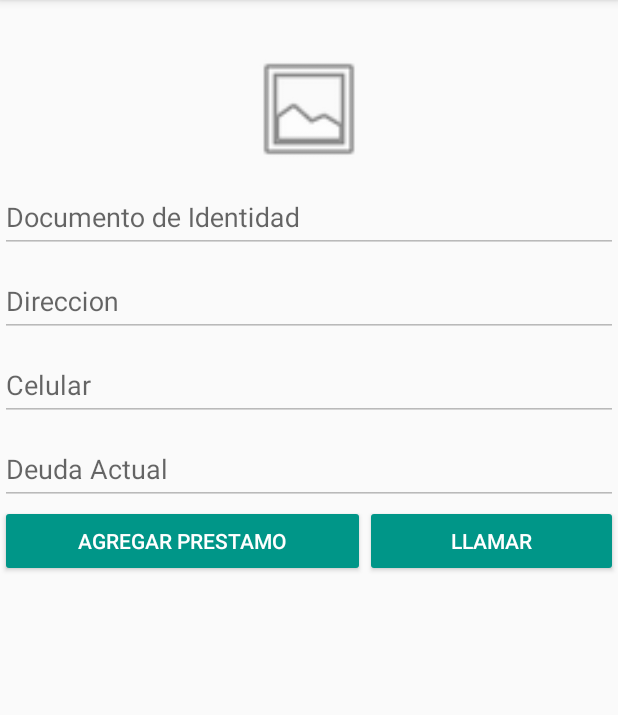
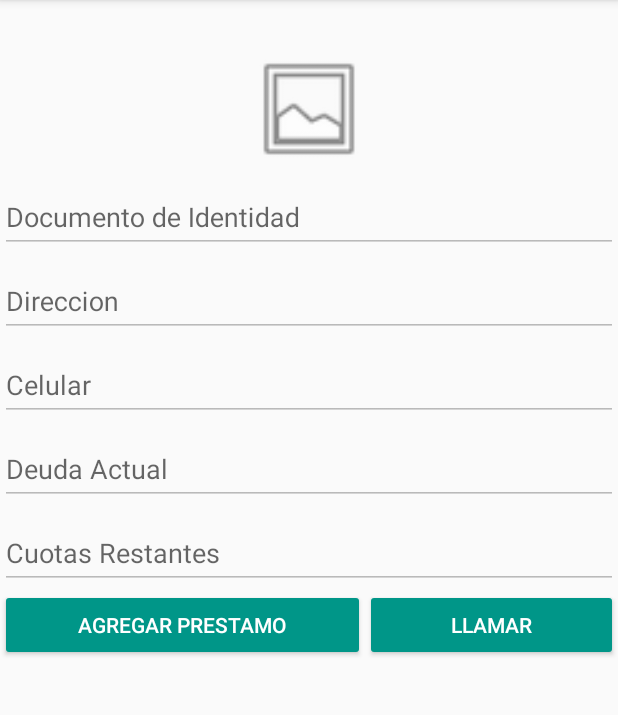
Before and after one commit to aestan1/LenderApp, an Android app: the VerCliente screen opened directly, with no data from a screen before it, on a phone screen of 412 x 824 dp, the part 84-799 px from its top. Run offline under Robolectric (Android 15) with nearby library versions, the phone set to English and light mode, and no system bars; our stand-ins replace Firebase (no records; nobody signed in at launch, a user with empty details on screens opened directly), Picasso; 9 statements that could not run were skipped.

Commit message:
commit antes del menu

```diff
--- a/app/src/main/java/com/example/estan/lenderapp/AdaptadorCliente.java
+++ b/app/src/main/java/com/example/estan/lenderapp/AdaptadorCliente.java
@@ -48,8 +48,7 @@ public class AdaptadorCliente extends RecyclerView.Adapter<AdaptadorCliente.Clie
         }
 
         holder.cedula.setText(c.getCedula());
-        holder.nombre.setText(c.getNombre());
-        holder.apellido.setText(c.getApellido());
+        holder.nombre.setText(c.getApellido()+" "+c.getNombre());
         holder.direccion.setText(c.getDireccion());
         //holder.direccion.setText(c.getPrestamo().getdireccionActual());
 
@@ -70,7 +69,6 @@ public class AdaptadorCliente extends RecyclerView.Adapter<AdaptadorCliente.Clie
         private ImageView foto;
         private TextView cedula;
         private TextView nombre;
-        private TextView apellido;
         private TextView direccion;
 
 
@@ -79,7 +77,6 @@ public class AdaptadorCliente extends RecyclerView.Adapter<AdaptadorCliente.Clie
             foto = (ImageView) item.findViewById(R.id.imgFoto) ;
             cedula = (TextView) item.findViewById(R.id.lblCedula);
             nombre = (TextView) item.findViewById(R.id.lblNombre);
-            apellido = (TextView) item.findViewById(R.id.lblApellido);
             direccion = (TextView) item.findViewById(R.id.lblDeuda);
         }
     }
@@ -88,4 +85,5 @@ public class AdaptadorCliente extends RecyclerView.Adapter<AdaptadorCliente.Clie
         void onClienteClick(Cliente c);
     }
 
+
 }
--- a/app/src/main/java/com/example/estan/lenderapp/Metodos.java
+++ b/app/src/main/java/com/example/estan/lenderapp/Metodos.java
@@ -16,4 +16,6 @@ public class Metodos {
         }
         return false;
     }
+
+
 }
--- a/app/src/main/java/com/example/estan/lenderapp/Principal.java
+++ b/app/src/main/java/com/example/estan/lenderapp/Principal.java
@@ -77,6 +77,10 @@
 
         }
 
+        public void agregarA(View v){
+            setContentView(R.layout.activity_agregar_abono);
+        }
+
 
         @Override
         public void onClienteClick(Cliente c) {
@@ -88,7 +92,9 @@
             b.putString("apellido",c.getApellido());
             b.putString("direccion",c.getDireccion());
             b.putString("celular",c.getCelular());
+            b.putString("sexo", ""+ c.getSexo());
             b.putString("deudaActual", (""+ c.getPrestamo().getDeudaActual()));
+            b.putString("cuotasRestantes", (""+c.getPrestamo().getCuotasRestantes()));
 
 
             i.putExtra("datos",b);
--- a/app/src/main/java/com/example/estan/lenderapp/VerCliente.java
+++ b/app/src/main/java/com/example/estan/lenderapp/VerCliente.java
@@ -29,6 +29,7 @@ public class VerCliente extends AppCompatActivity {
     private EditText txtCelular;
     private EditText txtCedula;
     private EditText txtDeuda;
+    private EditText txtRest;
     private Intent i;
     private Bundle b;
     private StorageReference storageReference;
@@ -38,24 +39,29 @@ public class VerCliente extends AppCompatActivity {
     protected void onCreate(Bundle savedInstanceState) {
         super.onCreate(savedInstanceState);
         setContentView(R.layout.activity_ver_cliente);
-
+        String nombre;
+        String sexo;
         foto = (ImageView) findViewById(R.id.fotoModificar);
         txtCedula = (EditText) findViewById(R.id.txtCedulaVer);
         lblNombre = (TextView) findViewById(R.id.lblNombre);
-        lblApellido = (TextView) findViewById(R.id.lblApellido);
         txtCelular = (EditText) findViewById(R.id.txtTelVer);
         txtDeuda = (EditText) findViewById(R.id.txtDeudaVer);
         txtDireccion = (EditText) findViewById(R.id.txtDireccionVer);
+        txtRest=(EditText)findViewById(R.id.txtCuotasVer);
+
 
         i = getIntent();
         b = i.getBundleExtra("datos");
-
-        lblNombre.setText(b.getString("nombre"));
-        lblApellido.setText(b.getString("apellido"));
+        nombre = ""+b.getString("nombre")+" "+b.getString("apellido");
+        sexo = b.getString("sexo");
+        lblNombre.setText(nombre);
+        colocarFoto(sexo);
         txtCedula.setText(b.getString("cedula"));
         txtCelular.setText(b.getString("celular"));
         txtDireccion.setText(b.getString("direccion"));
         txtDeuda.setText(b.getString("deudaActual"));
+        txtRest.setText(b.getString("cuotasRestantes"));
+
 
 
     }
@@ -79,25 +85,27 @@ public class VerCliente extends AppCompatActivity {
     }
 
 
-
-
-
-
-
-
-
-
-
-
-
-
-
     public void onBackPressed(){
         finish();
         Intent i = new Intent(VerCliente.this,Principal.class);
         startActivity(i);
     }
 
+    public void colocarFoto(String sexo){
+        if(sexo.equalsIgnoreCase("1")){
+            foto.setImageResource(R.drawable.boy2client128);
+        }
+        else if(sexo.equalsIgnoreCase("2")){
+            foto.setImageResource(R.drawable.girl2client128);
+        }
+    }
+
+    public void agregarP(View v){
+        setContentView(R.layout.activity_agregar_prestamo);
+    }
+
+
+
 
 
 }
--- a/app/src/main/res/layout/activity_ver_cliente.xml
+++ b/app/src/main/res/layout/activity_ver_cliente.xml
@@ -12,6 +12,8 @@
     tools:layout_editor_absoluteX="8dp"
     tools:layout_editor_absoluteY="8dp">
 
+
+
     ]]>
 
     <LinearLayout
@@ -21,24 +23,12 @@
 
         <TextView
             android:id="@+id/lblNombre"
-            android:layout_width="84dp"
+            android:layout_width="match_parent"
             android:layout_height="wrap_content"
             android:layout_weight="1"
             android:paddingRight="2dp"
             android:text=""
-            android:textAlignment="viewEnd"
-            android:textAllCaps="true"
-            android:textSize="24sp"
-            android:textStyle="bold" />
-
-        <TextView
-            android:id="@+id/lblApellido"
-            android:layout_width="84dp"
-            android:layout_height="wrap_content"
-            android:layout_weight="1"
-            android:paddingLeft="2dp"
-            android:text=""
-            android:textAlignment="viewStart"
+            android:textAlignment="center"
             android:textAllCaps="true"
             android:textSize="24sp"
             android:textStyle="bold" />
@@ -107,6 +97,21 @@
             android:hint="@string/deudaActual" />
     </android.support.design.widget.TextInputLayout>
 
+    <android.support.design.widget.TextInputLayout
+        android:layout_width="match_parent"
+        android:layout_height="wrap_content">
+
+        <EditText
+            android:id="@+id/txtCuotasVer"
+            android:layout_width="match_parent"
+            android:layout_height="wrap_content"
+            android:enabled="false"
+            android:hint="@string/cuotRest"
+            android:textColorHighlight="@color/colorAccent"
+            android:textColorHint="@color/colorAccent"
+            android:textColorLink="@color/colorAccent" />
+    </android.support.design.widget.TextInputLayout>
+
     <LinearLayout
         android:layout_width="match_parent"
         android:layout_height="wrap_content"
@@ -119,6 +124,7 @@
             android:layout_height="wrap_content"
             android:layout_weight="1"
 
+            android:onClick="agregarP"
             android:text="@string/agregarP" />
 
         <Button
--- a/app/src/main/res/values/strings.xml
+++ b/app/src/main/res/values/strings.xml
@@ -67,4 +67,5 @@
     <string name="saldo">Saldo</string>
     <string name="deudaActual">Deuda Actual</string>
     <string name="llamar">Llamar</string>
+    <string name="cuotRest">Cuotas Restantes</string>
 </resources>
```
Also changed, not shown: app/src/main/java/com/example/estan/lenderapp/AgregarPrestamo.java (+9 -17 lines), app/src/main/java/com/example/estan/lenderapp/Simulador.java (+11 -0 lines), app/src/main/res/layout/item_clientes.xml (+1 -9 lines).
